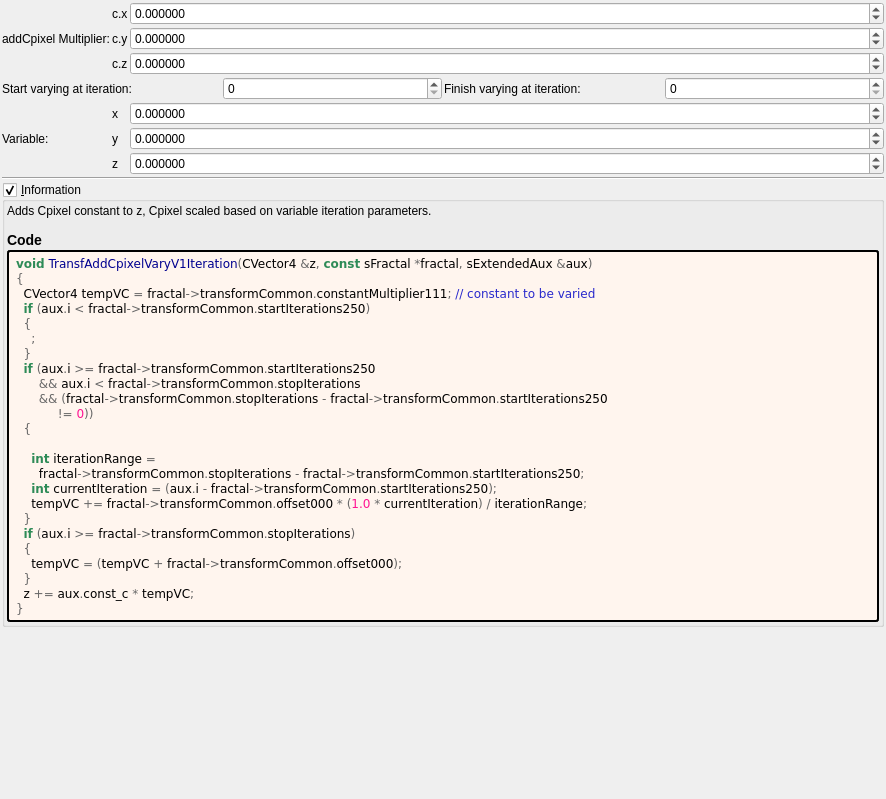
This is mandelbulber2/formula/ui/transf_add_cpixel_vary_v1.ui in buddhi1980/mandelbulber2 as Qt 5 draws it before an edit. The edited form follows.
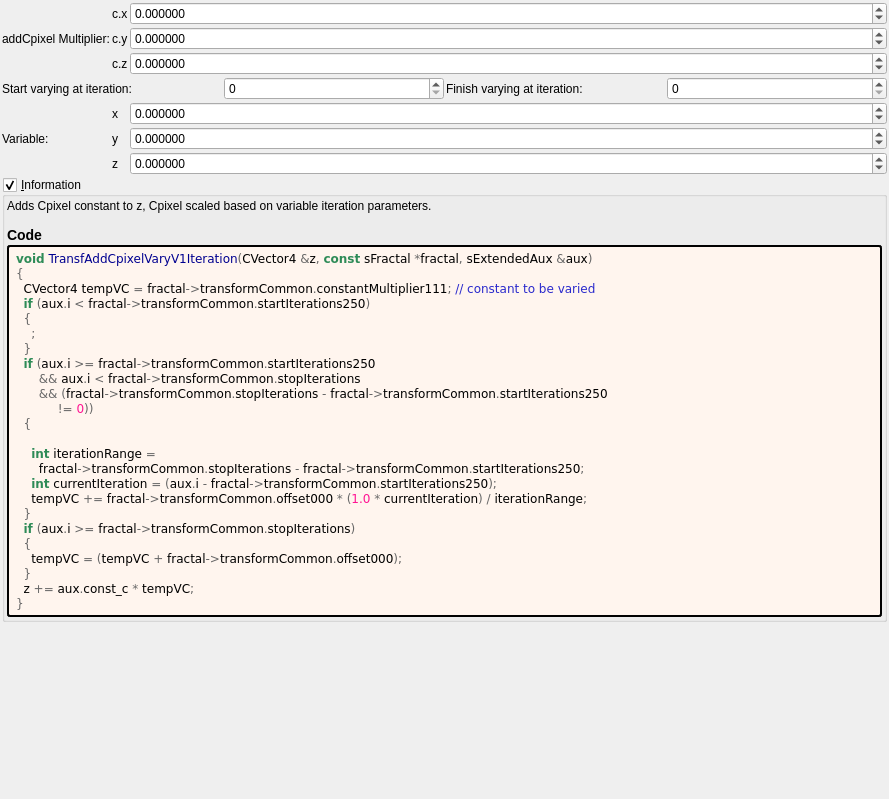
This is the edited form. Custom widgets are drawn as their Qt base class.

Patch:
```diff
--- a/mandelbulber2/formula/ui/transf_add_cpixel_vary_v1.ui
+++ b/mandelbulber2/formula/ui/transf_add_cpixel_vary_v1.ui
@@ -6,7 +6,7 @@
    <rect>
     <x>0</x>
     <y>0</y>
-    <width>886</width>
+    <width>889</width>
     <height>799</height>
    </rect>
   </property>
@@ -313,13 +313,6 @@
      </item>
     </layout>
    </item>
-   <item>
-    <widget class="Line" name="line_31">
-     <property name="orientation">
-      <enum>Qt::Horizontal</enum>
-     </property>
-    </widget>
-   </item>
    <item>
     <widget class="MyGroupBox" name="groupCheck_info">
      <property name="title">
```
Left out of the diff: 2 changed lines with no effect on the pictures.
